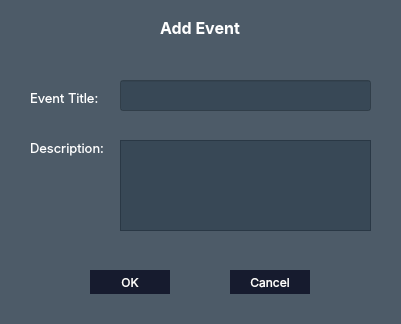
Old version of the form WardenFort/eventdialog.ui in the repository oncelerr/WardenFort.
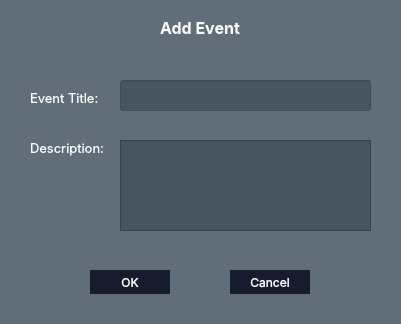
New version of the form.

The edit to the form file:
```diff
--- a/WardenFort/eventdialog.ui
+++ b/WardenFort/eventdialog.ui
@@ -14,7 +14,7 @@
    <string>Add Event</string>
   </property>
   <property name="styleSheet">
-   <string notr="true">background-color: rgba(44, 60, 75, 0.6); 
+   <string notr="true">background-color: rgba(44, 60, 75, 0.5);
 </string>
   </property>
   <widget class="QLineEdit" name="eventTitleLineEdit">
```
